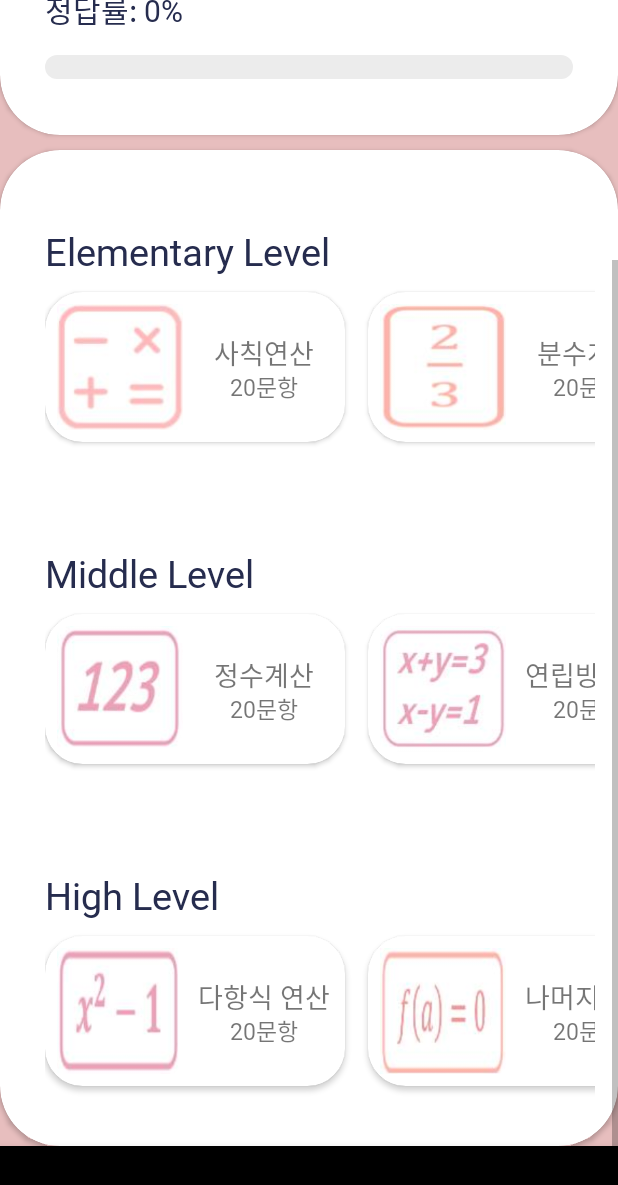
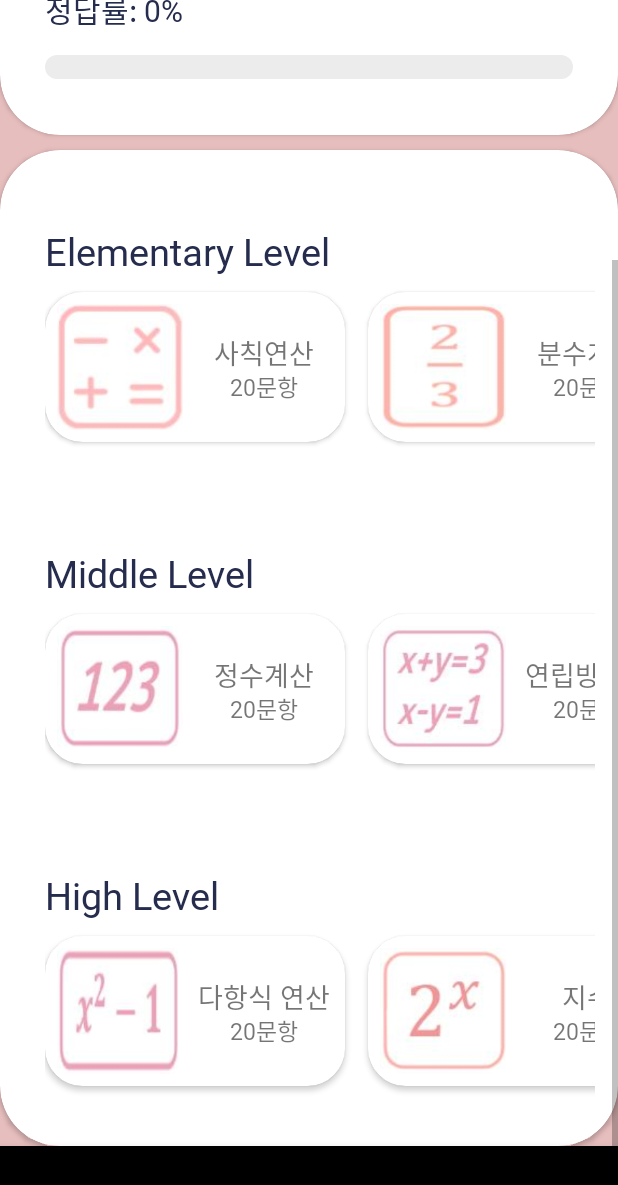
Before and after one commit to eunjijeon11/2020_TR, an Android app: the screen it shows after launch (MainActivity), scrolled down 224 dp, on a phone screen of 412 x 824 dp. Shown: the top 1185 px of the screen. Run offline under Robolectric (Android 15) with nearby library versions, the phone set to English and light mode, and no system bars; libraries missing offline, so code that uses them is left out: com.github.mikephil.charting; 1 statement that could not run was skipped.

Commit message:
데이터 연동 끝

```diff
--- a/app/src/main/java/com/example/mainscreen/frag1.java
+++ b/app/src/main/java/com/example/mainscreen/frag1.java
@@ -49,9 +49,9 @@ public class frag1 extends Fragment {
         m3 = view.findViewById(R.id.root);
         m4 = view.findViewById(R.id.insu);
         h1 = view.findViewById(R.id.dahang);
-        h2 = view.findViewById(R.id.namugi);
+        h2 = view.findViewById(R.id.jisu);
         h3 = view.findViewById(R.id.log);
-        h4 = view.findViewById(R.id.jisu);
+        h4 = view.findViewById(R.id.distance);
 
         progress_pb = view.findViewById(R.id.progressbar1);
         correct_rate_pb = view.findViewById(R.id.progressbar2);
@@ -75,7 +75,6 @@ public class frag1 extends Fragment {
             @Override
             public void onClick(View v) {
                 d=0;
-                //Intent intent = new Intent(getActivity(), content.class);
                 intent.putExtra("단원명", "사칙연산");
                 intent.putExtra("소단원명1", content[d]);
                 intent.putExtra("소단원명2", content[d+1]);
@@ -87,7 +86,6 @@ public class frag1 extends Fragment {
             @Override
             public void onClick(View v) {
                 d=3;
-                //Intent intent = new Intent(getActivity(), content.class);
                 intent.putExtra("단원명", "분수계산");
                 intent.putExtra("소단원명1", content[d]);
                 intent.putExtra("소단원명2", content[d+1]);
@@ -99,7 +97,6 @@ public class frag1 extends Fragment {
             @Override
             public void onClick(View v) {
                 d=6;
-                //Intent intent = new Intent(getActivity(), content.class);
                 intent.putExtra("단원명", "소수계산");
                 intent.putExtra("소단원명1", content[d]);
                 intent.putExtra("소단원명2", content[d+1]);
@@ -111,7 +108,6 @@ public class frag1 extends Fragment {
             @Override
             public void onClick(View v) {
                 d=9;
-                //Intent intent = new Intent(getActivity(), content.class);
                 intent.putExtra("단원명", "정수계산");
                 intent.putExtra("소단원명1", content[d]);
                 intent.putExtra("소단원명2", content[d+1]);
@@ -123,7 +119,6 @@ public class frag1 extends Fragment {
             @Override
             public void onClick(View v) {
                 d=12;
-                //Intent intent = new Intent(getActivity(), content.class);
                 intent.putExtra("단원명", "연립방정식");
                 intent.putExtra("소단원명1", content[d]);
                 intent.putExtra("소단원명2", content[d+1]);
@@ -135,7 +130,6 @@ public class frag1 extends Fragment {
             @Override
             public void onClick(View v) {
                 d=15;
-                //Intent intent = new Intent(getActivity(), content.class);
                 intent.putExtra("단원명", "제곱근");
                 intent.putExtra("소단원명1", content[d]);
                 intent.putExtra("소단원명2", content[d+1]);
@@ -147,7 +141,6 @@ public class frag1 extends Fragment {
             @Override
             public void onClick(View v) {
                 d=18;
-                //Intent intent = new Intent(getActivity(), content.class);
                 intent.putExtra("단원명", "인수분해");
                 intent.putExtra("소단원명1", content[d]);
                 intent.putExtra("소단원명2", content[d+1]);
@@ -159,8 +152,7 @@ public class frag1 extends Fragment {
             @Override
             public void onClick(View v) {
                 d=21;
-                //Intent intent = new Intent(getActivity(), content.class);
-                intent.putExtra("단원명", "다항식 연산");
+                intent.putExtra("단원명", "다항식연산");
                 intent.putExtra("소단원명1", content[d]);
                 intent.putExtra("소단원명2", content[d+1]);
                 intent.putExtra("소단원명3", content[d+2]);
@@ -171,8 +163,7 @@ public class frag1 extends Fragment {
             @Override
             public void onClick(View v) {
                 d=24;
-                //Intent intent = new Intent(getActivity(), content.class);
-                intent.putExtra("단원명", "나머지정리");
+                intent.putExtra("단원명", "지수");
                 intent.putExtra("소단원명1", content[d]);
                 intent.putExtra("소단원명2", content[d+1]);
                 intent.putExtra("소단원명3", content[d+2]);
@@ -183,7 +174,6 @@ public class frag1 extends Fragment {
             @Override
             public void onClick(View v) {
                 d=27;
-                //Intent intent = new Intent(getActivity(), content.class);
                 intent.putExtra("단원명", "로그");
                 intent.putExtra("소단원명1", content[d]);
                 intent.putExtra("소단원명2", content[d+1]);
@@ -195,8 +185,7 @@ public class frag1 extends Fragment {
             @Override
             public void onClick(View v) {
                 d=30;
-                //Intent intent = new Intent(getActivity(), content.class);
-                intent.putExtra("단원명", "지수");
+                intent.putExtra("단원명", "점과 거리");
                 intent.putExtra("소단원명1", content[d]);
                 intent.putExtra("소단원명2", content[d+1]);
                 intent.putExtra("소단원명3", content[d+2]);
--- a/app/src/main/java/com/example/mainscreen/quiz.java
+++ b/app/src/main/java/com/example/mainscreen/quiz.java
@@ -88,27 +88,27 @@ public class quiz extends AppCompatActivity {
                 break;
             case "제곱근":
                 answer_arr = getResources().getStringArray(R.array.answer_m3);
-                filename = "m2";
+                filename = "m3";
                 break;
             case "인수분해":
                 answer_arr = getResources().getStringArray(R.array.answer_m4);
-                filename = "m2";
+                filename = "m4";
                 break;
-            case "다항식 연산":
+            case "다항식연산":
                 answer_arr = getResources().getStringArray(R.array.answer_h1);
-                filename = "m2";
+                filename = "h1";
                 break;
-            case "나머지정리":
+            case "지수":
                 answer_arr = getResources().getStringArray(R.array.answer_h2);
-                filename = "m2";
+                filename = "h2";
                 break;
             case "로그":
                 answer_arr = getResources().getStringArray(R.array.answer_h3);
-                filename = "m2";
+                filename = "h3";
                 break;
-            case "지수":
+            case "점과 거리":
                 answer_arr = getResources().getStringArray(R.array.answer_h4);
-                filename = "m2";
+                filename = "h4";
                 break;
         }
 
--- a/app/src/main/res/layout/frag1.xml
+++ b/app/src/main/res/layout/frag1.xml
@@ -487,7 +487,7 @@
                         </androidx.cardview.widget.CardView>
 
                         <androidx.cardview.widget.CardView
-                            android:id="@+id/namugi"
+                            android:id="@+id/jisu"
                             android:layout_width="200dp"
                             android:layout_height="100dp"
                             android:layout_marginLeft="15dp"
@@ -501,7 +501,7 @@
                                 android:layout_margin="8dp"
                                 android:background="#00FF0000"
                                 android:scaleType="centerInside"
-                                android:src="@drawable/hamsu" />
+                                android:src="@drawable/jisu" />
 
                             <TextView
                                 android:layout_width="100dp"
@@ -511,7 +511,7 @@
                                 android:layout_marginLeft="46dp"
                                 android:gravity="center_horizontal"
                                 android:fontFamily="@font/penb"
-                                android:text="나머지정리"
+                                android:text="지수"
                                 android:textSize="18sp" />
 
                             <TextView
@@ -567,7 +567,7 @@
                         </androidx.cardview.widget.CardView>
 
                         <androidx.cardview.widget.CardView
-                            android:id="@+id/jisu"
+                        android:id="@+id/distance"
                         android:layout_width="200dp"
                         android:layout_height="100dp"
                         android:layout_marginLeft="15dp"
@@ -581,7 +581,7 @@
                             android:layout_margin="8dp"
                             android:background="#00FF0000"
                             android:scaleType="centerInside"
-                                android:src="@drawable/jisu" />
+                            android:src="@drawable/distance" />
 
                         <TextView
                             android:layout_width="100dp"
@@ -591,7 +591,7 @@
                             android:layout_marginLeft="46dp"
                             android:gravity="center_horizontal"
                             android:fontFamily="@font/penb"
-                                android:text="지수"
+                            android:text="점과 거리"
                             android:textSize="18sp" />
 
                         <TextView
--- a/app/src/main/res/values/array.xml
+++ b/app/src/main/res/values/array.xml
@@ -14,11 +14,11 @@
         <item>정수계산</item>
         <item>연립방정식</item>
         <item>제곱근</item>
-        <item>연립방정식</item>
+        <item>인수분해</item>
         <item>다항식연산</item>
-        <item>인수분해</item>
+        <item>지수</item>
         <item>로그</item>
-        <item>지수</item>
+        <item>점과 거리</item>
     </string-array>
 
     <string-array name="filename">
@@ -39,12 +39,46 @@
         <item>덧셈뺄셈</item>
         <item>곱셈</item>
         <item>나눗셈</item>
-        <item>분수계산</item>
-        <item>약분</item>
-        <item>통분</item>
-        <item>분수를 소수로 나타내기</item>
-        <item>분수계산</item>
-        <item>소수를 분수로 나타내기</item>
+
+        <item>분수의 덧셈뺄셈</item>
+        <item>분수의 곱셈</item>
+        <item>분수의 나눗셈</item>
+
+        <item>소수의 곱셈</item>
+        <item>소수의 곱셈</item>
+        <item>소수의 나눗셈</item>
+
+        <item>정수의 뎃셈뺄셈</item>
+        <item>정수의 곱셈</item>
+        <item>정수의 나눗셈</item>
+
+        <item>연립방정식 해 구하기</item>
+        <item>연립부등식 해 구하기</item>
+        <item></item>
+
+        <item>루트 정의, 조건</item>
+        <item>루트 계산</item>
+        <item></item>
+
+        <item>이차방정식 인수분해</item>
+        <item>복이차방정식 인수분해</item>
+        <item></item>
+
+        <item>다항식 인수분해 공식</item>
+        <item>삼차식 전개</item>
+        <item></item>
+
+        <item>지수</item>
+        <item>지수법칙</item>
+        <item></item>
+
+        <item>로그</item>
+        <item>로그의 성질</item>
+        <item></item>
+
+        <item>점과 점 사이의 거리</item>
+        <item>점과 직선 사이의 거리</item>
+        <item></item>
     </string-array>
 
     <string-array name="answer_e1">
```
Also changed, not shown: app/src/main/res/drawable/distance.png (added), app/src/main/res/drawable/hamsu.jpg (deleted). Lines whose indentation alone changed are shown as unchanged.
